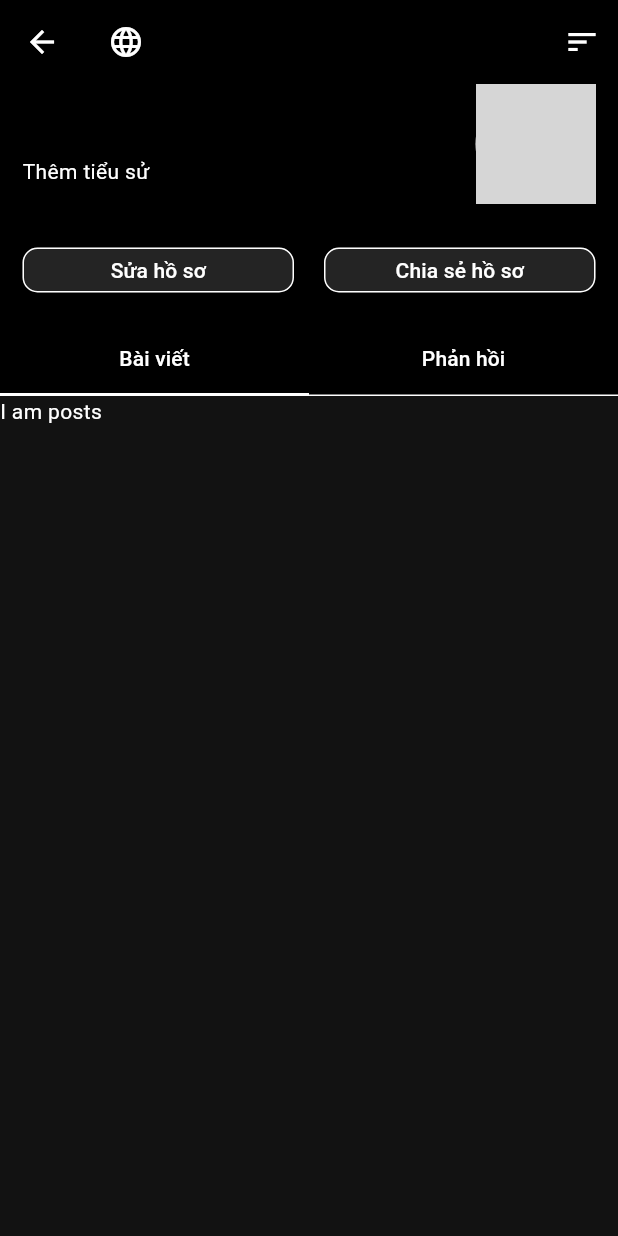
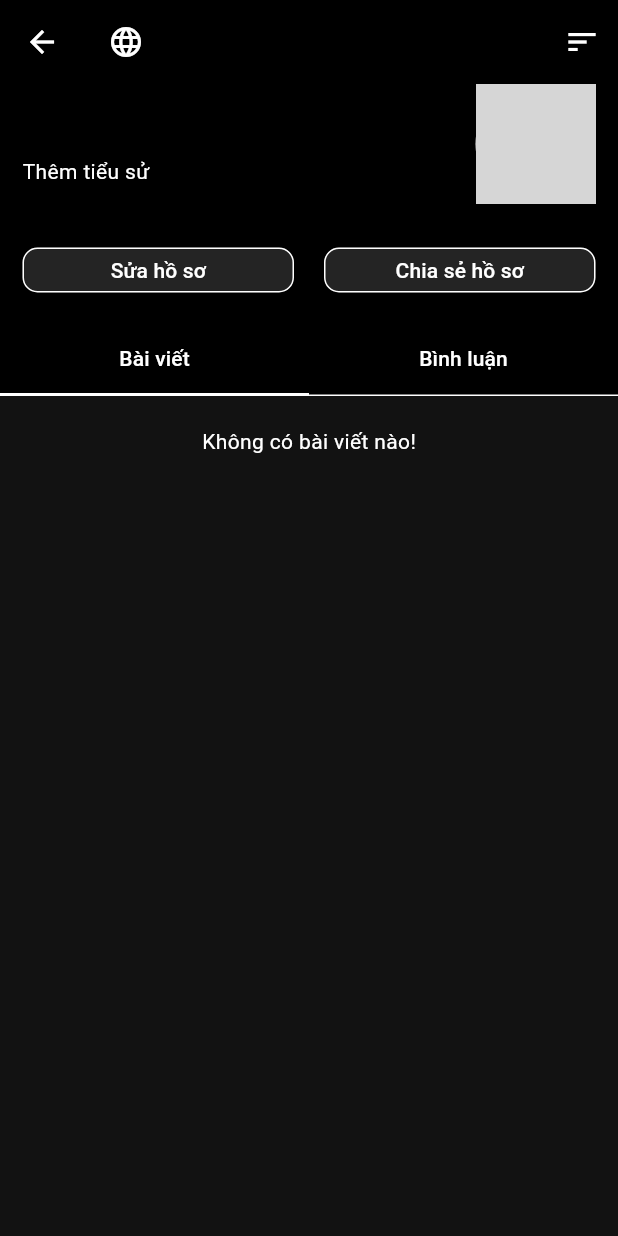
Before and after one commit to Tinas0603/tinavibe_social_media, a Flutter app: the Profile screen opened directly, on a phone screen of 412 x 824 dp. Run offline on Flutter 3.47's test engine with Material 3 defaults, Android fonts, the phone set to English and light mode, and no system bars; our stand-ins replace flutter_dotenv, flutter_image_compress, form_validator, get, get_storage, image_picker and 1 more; accounts and stored records are empty; network calls fail; grey boxes are pictures that could not be loaded.

Commit message:
fix lại logic code của comment/replies

```diff
--- /dev/null
+++ b/lib/models/reply_model.dart
@@ -0,0 +1,31 @@
+import 'package:flutter_tinavibe/models/user_model.dart';
+
+class ReplyModel {
+  int? id;
+  String? reply;
+  String? createdAt;
+  String? userId;
+  UserModel? user;
+
+  ReplyModel({this.id, this.reply, this.createdAt, this.userId, this.user});
+
+  ReplyModel.fromJson(Map<String, dynamic> json) {
+    id = json['id'];
+    reply = json['reply'];
+    createdAt = json['created_at'];
+    userId = json['user_id'];
+    user = json['user'] != null ? UserModel.fromJson(json['user']) : null;
+  }
+
+  Map<String, dynamic> toJson() {
+    final Map<String, dynamic> data = <String, dynamic>{};
+    data['id'] = id;
+    data['reply'] = reply;
+    data['created_at'] = createdAt;
+    data['user_id'] = userId;
+    if (user != null) {
+      data['user'] = user!.toJson();
+    }
+    return data;
+  }
+}
--- a/lib/routes/route.dart
+++ b/lib/routes/route.dart
@@ -2,9 +2,10 @@ import 'package:flutter_tinavibe/routes/route_names.dart';
 import 'package:flutter_tinavibe/views/auth/login.dart';
 import 'package:flutter_tinavibe/views/auth/register.dart';
 import 'package:flutter_tinavibe/views/home.dart';
+import 'package:flutter_tinavibe/views/posts/show_post.dart';
+import 'package:flutter_tinavibe/views/posts/show_zoom_image.dart';
 import 'package:flutter_tinavibe/views/profile/edit_profile.dart';
 import 'package:flutter_tinavibe/views/replies/add_reply.dart';
-import 'package:flutter_tinavibe/views/replies/comment_page.dart';
 import 'package:flutter_tinavibe/views/settings/setting.dart';
 import 'package:get/route_manager.dart';
 
@@ -35,9 +36,14 @@ class Routes {
       transition: Transition.downToUp,
     ),
     GetPage(
-      name: RouteNames.comments,
-      page: () => CommentsPage(post: Get.arguments),
-      transition: Transition.fadeIn,
+      name: RouteNames.showPost,
+      page: () => const ShowPost(),
+      transition: Transition.leftToRight,
+    ),
+    GetPage(
+      name: RouteNames.showImage,
+      page: () => ShowZoomImage(),
+      transition: Transition.leftToRight,
     ),
   ];
 }
--- a/lib/routes/route_names.dart
+++ b/lib/routes/route_names.dart
@@ -5,5 +5,6 @@ class RouteNames {
   static String editProfile = "/editProfile";
   static String setting = "/setting";
   static String addReply = "/addReply";
-  static String comments = "/comments";
+  static String showPost = "/showPost";
+  static String showImage = "/showImage";
 }
--- a/lib/views/profile/profile.dart
+++ b/lib/views/profile/profile.dart
@@ -4,7 +4,10 @@ import 'package:flutter_tinavibe/controllers/profile_controller.dart';
 import 'package:flutter_tinavibe/routes/route_names.dart';
 import 'package:flutter_tinavibe/services/supabase_service.dart';
 import 'package:flutter_tinavibe/utils/styles/button_styles.dart';
+import 'package:flutter_tinavibe/widgets/reply_card.dart';
 import 'package:flutter_tinavibe/widgets/image_circle.dart';
+import 'package:flutter_tinavibe/widgets/loading.dart';
+import 'package:flutter_tinavibe/widgets/post_card.dart';
 import 'package:get/get.dart';
 
 class Profile extends StatefulWidget {
@@ -18,6 +21,15 @@ class _ProfileState extends State<Profile> {
   final ProfileController controller = Get.put(ProfileController());
 
   final SupabaseService supabaseService = Get.find<SupabaseService>();
+
+  @override
+  void initState() {
+    if (supabaseService.currentUser.value?.id != null) {
+      controller.fetchUserPosts(supabaseService.currentUser.value!.id);
+      controller.fetchReplies(supabaseService.currentUser.value!.id);
+    }
+    super.initState();
+  }
 
   @override
   Widget build(BuildContext context) {
@@ -126,7 +138,7 @@ class _ProfileState extends State<Profile> {
                         text: "Bài viết",
                       ),
                       Tab(
-                        text: "Phản hồi",
+                        text: "Bình luận",
                       ),
                     ],
                   ),
@@ -136,8 +148,52 @@ class _ProfileState extends State<Profile> {
           },
           body: TabBarView(
             children: [
-              Text("I am posts"),
-              Text("I am replies"),
+              Obx(
+                () => SingleChildScrollView(
+                  padding: const EdgeInsets.symmetric(vertical: 10),
+                  child: Column(
+                    children: [
+                      const SizedBox(height: 10),
+                      if (controller.postLoading.value)
+                        const Loading()
+                      else if (controller.posts.isNotEmpty)
+                        ListView.builder(
+                          itemCount: controller.posts.length,
+                          shrinkWrap: true,
+                          physics: const BouncingScrollPhysics(),
+                          itemBuilder: (context, index) => PostCard(
+                            post: controller.posts[index],
+                          ),
+                        )
+                      else
+                        const Center(
+                          child: Text("Không có bài viết nào!"),
+                        )
+                    ],
+                  ),
+                ),
+              ),
+              Obx(() => SingleChildScrollView(
+                    child: Column(
+                      children: [
+                        const SizedBox(height: 10),
+                        if (controller.replyLoading.value)
+                          const Loading()
+                        else if (controller.replies.isNotEmpty)
+                          ListView.builder(
+                            itemCount: controller.replies.length,
+                            shrinkWrap: true,
+                            physics: const BouncingScrollPhysics(),
+                            itemBuilder: (context, index) =>
+                                ReplyCard(reply: controller.replies[index]),
+                          )
+                        else
+                          const Center(
+                            child: Text("Không có phản hồi nào!"),
+                          )
+                      ],
+                    ),
+                  ))
             ],
           ),
         ),
```
Also changed, not shown: lib/controllers/post_controller.dart (+44 -0 lines), lib/controllers/profile_controller.dart (+43 -1 lines), lib/views/posts/show_post.dart (added, +60 -0 lines), lib/views/posts/show_zoom_image.dart (added, +25 -0 lines), lib/views/replies/comment_page.dart (deleted, +0 -59 lines), lib/widgets/post_card.dart (+15 -19 lines), lib/widgets/reply_card.dart (added, +44 -0 lines), lib/widgets/reply_card_top_bar.dart (added, +31 -0 lines).
